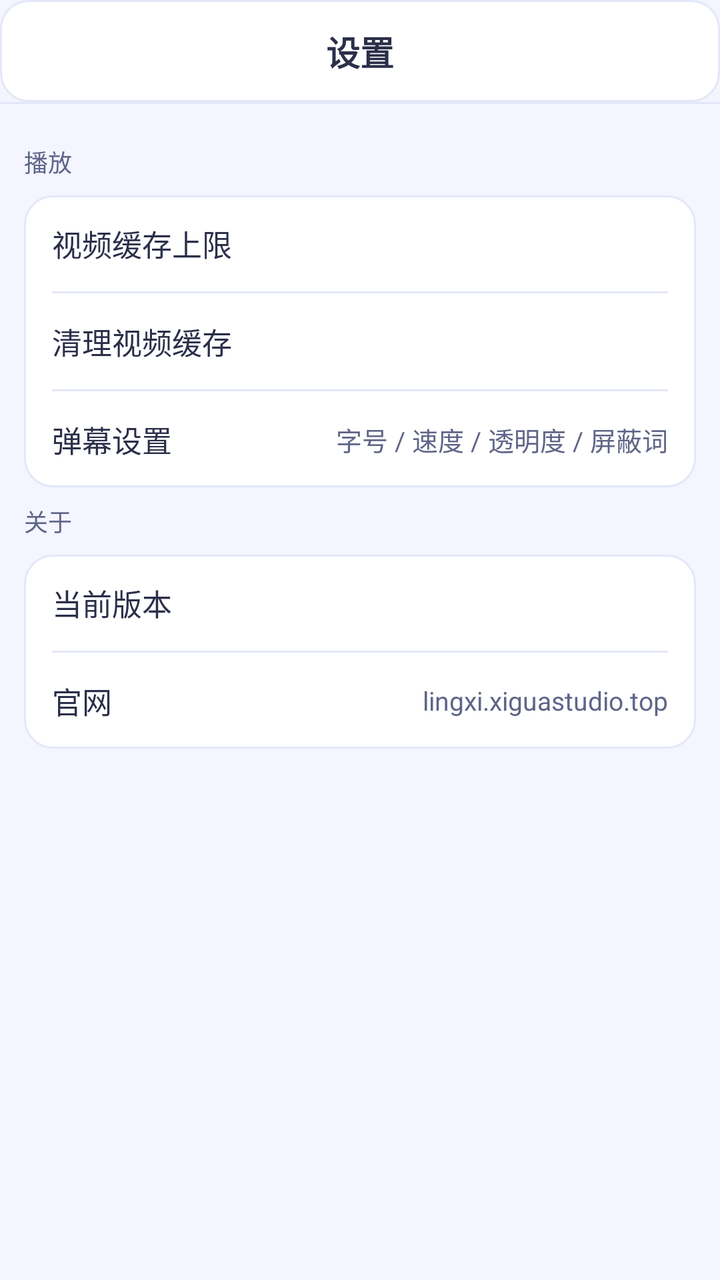
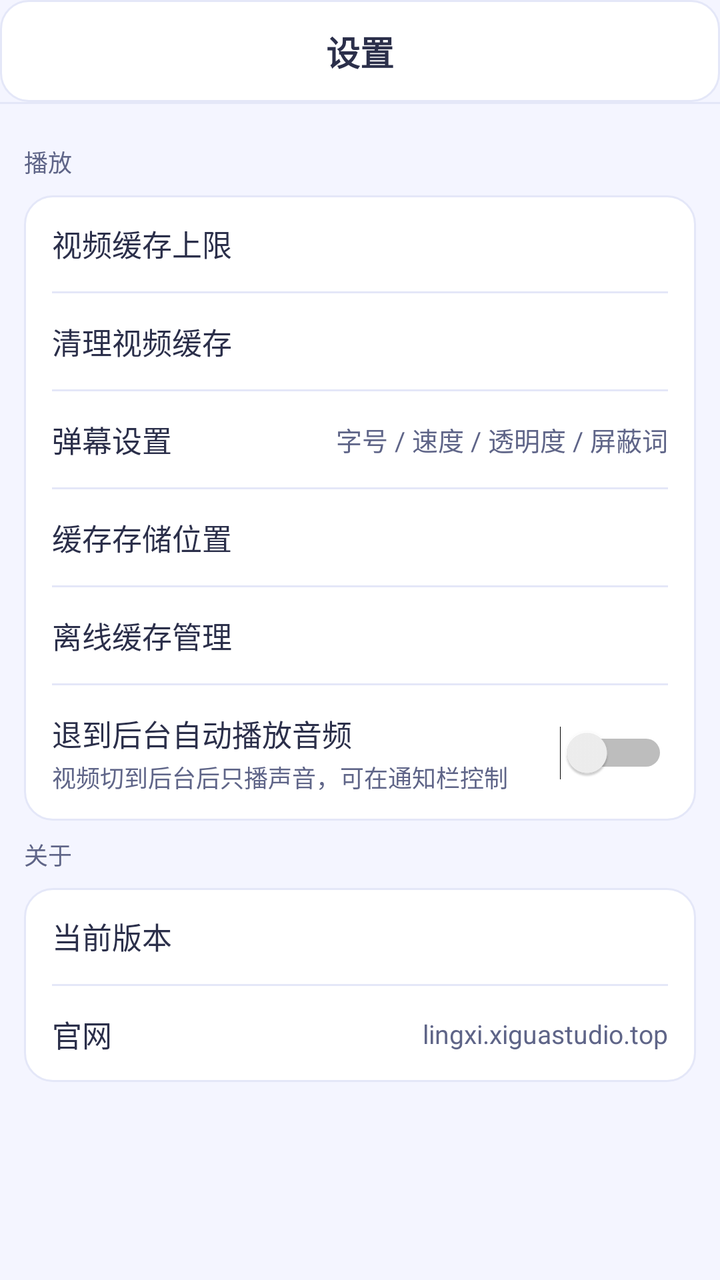

Compare the two renders of this Android layout. The source of the first and the diff that turns it into the second are given below.
<!-- AndroidManifest.xml: application theme Theme.LingXi -->
<!-- res/layout/activity_settings.xml -->
<?xml version="1.0" encoding="utf-8"?>
<LinearLayout xmlns:android="http://schemas.android.com/apk/res/android"
    android:layout_width="match_parent"
    android:layout_height="match_parent"
    android:orientation="vertical">

    <TextView
        android:layout_width="match_parent"
        android:layout_height="wrap_content"
        android:background="@drawable/bg_card"
        android:gravity="center"
        android:paddingVertical="13dp"
        android:text="设置"
        android:textColor="@color/lx_text"
        android:textSize="17sp"
        android:textStyle="bold" />

    <View
        android:layout_width="match_parent"
        android:layout_height="1dp"
        android:background="@color/lx_divider" />

    <ScrollView
        android:layout_width="match_parent"
        android:layout_height="0dp"
        android:layout_weight="1">

        <LinearLayout
            android:layout_width="match_parent"
            android:layout_height="wrap_content"
            android:orientation="vertical"
            android:padding="12dp">

            <TextView
                android:layout_width="wrap_content"
                android:layout_height="wrap_content"
                android:layout_marginVertical="8dp"
                android:text="播放"
                android:textColor="@color/lx_text_sub"
                android:textSize="12sp" />

            <LinearLayout
                android:layout_width="match_parent"
                android:layout_height="wrap_content"
                android:background="@drawable/bg_card"
                android:orientation="vertical">

                <LinearLayout
                    android:id="@+id/rowCacheLimit"
                    android:layout_width="match_parent"
                    android:layout_height="wrap_content"
                    android:gravity="center_vertical"
                    android:orientation="horizontal"
                    android:paddingHorizontal="14dp"
                    android:paddingVertical="13dp">

                    <TextView
                        android:layout_width="0dp"
                        android:layout_height="wrap_content"
                        android:layout_weight="1"
                        android:text="视频缓存上限"
                        android:textColor="@color/lx_text"
                        android:textSize="15sp" />

                    <TextView
                        android:id="@+id/tvCacheLimit"
                        android:layout_width="wrap_content"
                        android:layout_height="wrap_content"
                        android:textColor="@color/lx_text_sub"
                        android:textSize="13sp" />
                </LinearLayout>

                <View
                    android:layout_width="match_parent"
                    android:layout_height="1dp"
                    android:layout_marginHorizontal="14dp"
                    android:background="@color/lx_divider" />

                <LinearLayout
                    android:id="@+id/rowClearCache"
                    android:layout_width="match_parent"
                    android:layout_height="wrap_content"
                    android:gravity="center_vertical"
                    android:orientation="horizontal"
                    android:paddingHorizontal="14dp"
                    android:paddingVertical="13dp">

                    <TextView
                        android:layout_width="0dp"
                        android:layout_height="wrap_content"
                        android:layout_weight="1"
                        android:text="清理视频缓存"
                        android:textColor="@color/lx_text"
                        android:textSize="15sp" />

                    <TextView
                        android:id="@+id/tvCacheSize"
                        android:layout_width="wrap_content"
                        android:layout_height="wrap_content"
                        android:textColor="@color/lx_text_sub"
                        android:textSize="13sp" />
                </LinearLayout>

                <View
                    android:layout_width="match_parent"
                    android:layout_height="1dp"
                    android:layout_marginHorizontal="14dp"
                    android:background="@color/lx_divider" />

                <LinearLayout
                    android:id="@+id/rowDanmaku"
                    android:layout_width="match_parent"
                    android:layout_height="wrap_content"
                    android:gravity="center_vertical"
                    android:orientation="horizontal"
                    android:paddingHorizontal="14dp"
                    android:paddingVertical="13dp">

                    <TextView
                        android:layout_width="0dp"
                        android:layout_height="wrap_content"
                        android:layout_weight="1"
                        android:text="弹幕设置"
                        android:textColor="@color/lx_text"
                        android:textSize="15sp" />

                    <TextView
                        android:layout_width="wrap_content"
                        android:layout_height="wrap_content"
                        android:text="字号 / 速度 / 透明度 / 屏蔽词"
                        android:textColor="@color/lx_text_sub"
                        android:textSize="13sp" />
                </LinearLayout>
            </LinearLayout>

            <TextView
                android:layout_width="wrap_content"
                android:layout_height="wrap_content"
                android:layout_marginVertical="8dp"
                android:text="关于"
                android:textColor="@color/lx_text_sub"
                android:textSize="12sp" />

            <LinearLayout
                android:layout_width="match_parent"
                android:layout_height="wrap_content"
                android:background="@drawable/bg_card"
                android:orientation="vertical">

                <LinearLayout
                    android:layout_width="match_parent"
                    android:layout_height="wrap_content"
                    android:gravity="center_vertical"
                    android:orientation="horizontal"
                    android:paddingHorizontal="14dp"
                    android:paddingVertical="13dp">

                    <TextView
                        android:layout_width="0dp"
                        android:layout_height="wrap_content"
                        android:layout_weight="1"
                        android:text="当前版本"
                        android:textColor="@color/lx_text"
                        android:textSize="15sp" />

                    <TextView
                        android:id="@+id/tvVersion"
                        android:layout_width="wrap_content"
                        android:layout_height="wrap_content"
                        android:textColor="@color/lx_text_sub"
                        android:textSize="13sp" />
                </LinearLayout>

                <View
                    android:layout_width="match_parent"
                    android:layout_height="1dp"
                    android:layout_marginHorizontal="14dp"
                    android:background="@color/lx_divider" />

                <LinearLayout
                    android:layout_width="match_parent"
                    android:layout_height="wrap_content"
                    android:gravity="center_vertical"
                    android:orientation="horizontal"
                    android:paddingHorizontal="14dp"
                    android:paddingVertical="13dp">

                    <TextView
                        android:layout_width="0dp"
                        android:layout_height="wrap_content"
                        android:layout_weight="1"
                        android:text="官网"
                        android:textColor="@color/lx_text"
                        android:textSize="15sp" />

                    <TextView
                        android:layout_width="wrap_content"
                        android:layout_height="wrap_content"
                        android:text="lingxi.xiguastudio.top"
                        android:textColor="@color/lx_text_sub"
                        android:textSize="13sp" />
                </LinearLayout>
            </LinearLayout>
        </LinearLayout>
    </ScrollView>
</LinearLayout>
<!-- resources referenced by this layout -->
<resources>
  <color name="lx_divider">@color/stroke</color>
  <color name="lx_text">@color/text_primary</color>
  <color name="lx_text_sub">@color/text_secondary</color>
  <!-- drawable bg_card (drawable) -->
  <?xml version="1.0" encoding="utf-8"?>
  <shape xmlns:android="http://schemas.android.com/apk/res/android">
      <solid android:color="@color/surface" />
      <corners android:radius="@dimen/radius_md" />
      <stroke
          android:width="@dimen/stroke_width"
          android:color="@color/stroke" />
  </shape>
  <style name="Theme.LingXi" parent="Theme.AppCompat.Light.NoActionBar">
          <item name="colorPrimary">@color/accent</item>
          <item name="colorPrimaryDark">@color/brand_sky</item>
          <item name="colorAccent">@color/brand_purple</item>
          <item name="android:windowBackground">@color/surface_sunken</item>
          <item name="android:statusBarColor">@color/brand_sky</item>
          <item name="android:windowLightStatusBar">false</item>
          <item name="android:navigationBarColor">@color/nav_bar</item>
          <item name="android:textColorHint">@color/text_hint</item>
      </style>
  <color name="stroke">#E4E7F8</color>
  <color name="text_primary">#2B2F4A</color>
  <color name="text_secondary">#5F6588</color>
  <color name="surface">#FFFFFF</color>
  <dimen name="radius_md">14dp</dimen>
  <dimen name="stroke_width">1dp</dimen>
  <color name="accent">#4FC3FF</color>
  <color name="brand_sky">#4FC3FF</color>
  <color name="brand_purple">#A98BFF</color>
  <color name="surface_sunken">#F4F5FF</color>
  <color name="nav_bar">#2B2F4A</color>
  <color name="text_hint">#6E7395</color>
</resources>

<!-- the commit's change to res/layout/activity_settings.xml (unified diff, before → after) -->
@@ -131,6 +131,111 @@
                         android:textColor="@color/lx_text_sub"
                         android:textSize="13sp" />
                 </LinearLayout>
+
+                <View
+                    android:layout_width="match_parent"
+                    android:layout_height="1dp"
+                    android:layout_marginHorizontal="14dp"
+                    android:background="@color/lx_divider" />
+
+                <LinearLayout
+                    android:id="@+id/rowStorage"
+                    android:layout_width="match_parent"
+                    android:layout_height="wrap_content"
+                    android:gravity="center_vertical"
+                    android:orientation="horizontal"
+                    android:paddingHorizontal="14dp"
+                    android:paddingVertical="13dp">
+
+                    <TextView
+                        android:layout_width="0dp"
+                        android:layout_height="wrap_content"
+                        android:layout_weight="1"
+                        android:text="缓存存储位置"
+                        android:textColor="@color/lx_text"
+                        android:textSize="15sp" />
+
+                    <TextView
+                        android:id="@+id/tvStorage"
+                        android:layout_width="wrap_content"
+                        android:layout_height="wrap_content"
+                        android:textColor="@color/lx_text_sub"
+                        android:textSize="13sp" />
+                </LinearLayout>
+
+                <View
+                    android:layout_width="match_parent"
+                    android:layout_height="1dp"
+                    android:layout_marginHorizontal="14dp"
+                    android:background="@color/lx_divider" />
+
+                <LinearLayout
+                    android:id="@+id/rowOffline"
+                    android:layout_width="match_parent"
+                    android:layout_height="wrap_content"
+                    android:gravity="center_vertical"
+                    android:orientation="horizontal"
+                    android:paddingHorizontal="14dp"
+                    android:paddingVertical="13dp">
+
+                    <TextView
+                        android:layout_width="0dp"
+                        android:layout_height="wrap_content"
+                        android:layout_weight="1"
+                        android:text="离线缓存管理"
+                        android:textColor="@color/lx_text"
+                        android:textSize="15sp" />
+
+                    <TextView
+                        android:id="@+id/tvOfflineSize"
+                        android:layout_width="wrap_content"
+                        android:layout_height="wrap_content"
+                        android:textColor="@color/lx_text_sub"
+                        android:textSize="13sp" />
+                </LinearLayout>
+
+                <View
+                    android:layout_width="match_parent"
+                    android:layout_height="1dp"
+                    android:layout_marginHorizontal="14dp"
+                    android:background="@color/lx_divider" />
+
+                <LinearLayout
+                    android:id="@+id/rowBackgroundAudio"
+                    android:layout_width="match_parent"
+                    android:layout_height="wrap_content"
+                    android:gravity="center_vertical"
+                    android:orientation="horizontal"
+                    android:paddingHorizontal="14dp"
+                    android:paddingVertical="13dp">
+
+                    <LinearLayout
+                        android:layout_width="0dp"
+                        android:layout_height="wrap_content"
+                        android:layout_weight="1"
+                        android:orientation="vertical">
+
+                        <TextView
+                            android:layout_width="wrap_content"
+                            android:layout_height="wrap_content"
+                            android:text="退到后台自动播放音频"
+                            android:textColor="@color/lx_text"
+                            android:textSize="15sp" />
+
+                        <TextView
+                            android:layout_width="wrap_content"
+                            android:layout_height="wrap_content"
+                            android:layout_marginTop="2dp"
+                            android:text="视频切到后台后只播声音，可在通知栏控制"
+                            android:textColor="@color/lx_text_sub"
+                            android:textSize="12sp" />
+                    </LinearLayout>
+
+                    <Switch
+                        android:id="@+id/switchBackgroundAudio"
+                        android:layout_width="wrap_content"
+                        android:layout_height="wrap_content" />
+                </LinearLayout>
             </LinearLayout>
 
             <TextView
